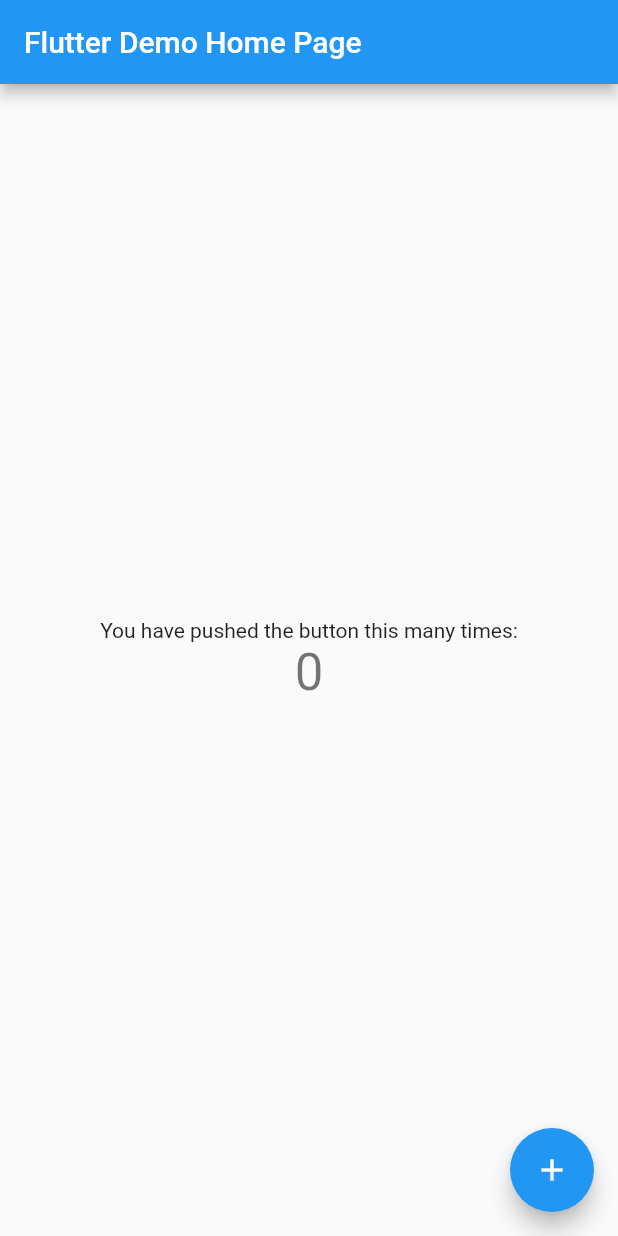
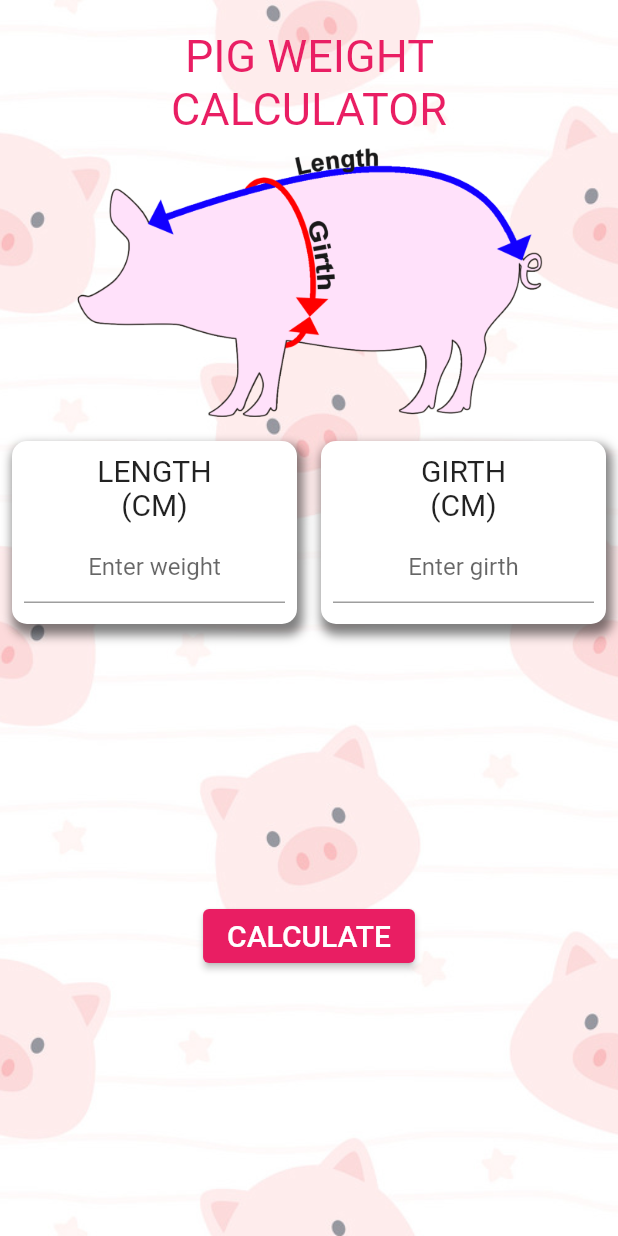
Before and after one commit to KKframe/midterm_620710038, a Flutter app: the screen it shows after launch, on a phone screen of 412 x 824 dp. Run offline on Flutter 3.47's test engine with Material 2 defaults, Android fonts, the phone set to English and light mode, and no system bars.

Commit message:
Initial commit

```diff
--- a/lib/main.dart
+++ b/lib/main.dart
@@ -1,17 +1,17 @@
 import 'package:flutter/material.dart';
+import 'package:flutter/cupertino.dart';
 
 void main() {
-  runApp(const MyApp());
+  runApp(MyApp());
 }
 
 class MyApp extends StatelessWidget {
-  const MyApp({Key? key}) : super(key: key);
+  MyApp({Key? key}) : super(key: key);
 
-  // This widget is the root of your application.
   @override
   Widget build(BuildContext context) {
     return MaterialApp(
-      title: 'Flutter Demo',
+      title: 'Pig Weight Calculator',
       theme: ThemeData(
         // This is the theme of your application.
         //
@@ -22,94 +22,233 @@
         // or simply save your changes to "hot reload" in a Flutter IDE).
         // Notice that the counter didn't reset back to zero; the application
         // is not restarted.
-        primarySwatch: Colors.blue,
+        primarySwatch: Colors.pink,
       ),
-      home: const MyHomePage(title: 'Flutter Demo Home Page'),
+      home: Pig(),
     );
   }
 }
 
-class MyHomePage extends StatefulWidget {
-  const MyHomePage({Key? key, required this.title}) : super(key: key);
-
-  // This widget is the home page of your application. It is stateful, meaning
-  // that it has a State object (defined below) that contains fields that affect
-  // how it looks.
-
-  // This class is the configuration for the state. It holds the values (in this
-  // case the title) provided by the parent (in this case the App widget) and
-  // used by the build method of the State. Fields in a Widget subclass are
-  // always marked "final".
-
-  final String title;
-
+class Pig extends StatelessWidget {
+  Pig({Key? key}) : super(key: key);
+  final lengthController = TextEditingController();
+  final girthController = TextEditingController(); //ตั้งตัวแปรระดับคลาส
   @override
-  State<MyHomePage> createState() => _MyHomePageState();
-}
-
-class _MyHomePageState extends State<MyHomePage> {
-  int _counter = 0;
-
-  void _incrementCounter() {
-    setState(() {
-      // This call to setState tells the Flutter framework that something has
-      // changed in this State, which causes it to rerun the build method below
-      // so that the display can reflect the updated values. If we changed
-      // _counter without calling setState(), then the build method would not be
-      // called again, and so nothing would appear to happen.
-      _counter++;
+  Widget build(BuildContext context) {
+    return Scaffold(
+      body: Container(
+        constraints: BoxConstraints.expand(),
+        decoration: BoxDecoration(
+          image: DecorationImage(
+            image: AssetImage('assets/images/bg.jpg'),
+            fit: BoxFit.cover,
+          ),
+        ),
+        child: Center(
+          child: Column(
+            children: [
+              SizedBox(
+                height: 20,
+              ),
+              Text(
+                'PIG WEIGHT ',
+                textAlign: TextAlign.center,
+                style: TextStyle(
+                  color: Colors.pink,
+                  fontSize: 30,
+                ),
+              ),
+              Text(
+                'CALCULATOR',
+                textAlign: TextAlign.center,
+                style: TextStyle(color: Colors.pink, fontSize: 30),
+              ),
+              Padding(
+                padding: const EdgeInsets.all(8.0),
+                child: Image.asset(
+                  'assets/images/pig.png',
+                  height: 180.0,
+                ),
+              ),
+              Row(
+                children: [
+                  buildExpandedLength(),
+                  buildExpandedGirth(),
+                ],
+              ),
+              Expanded(
+                child: Column(
+                  mainAxisAlignment: MainAxisAlignment.center,
+                  children: [
+                    Padding(
+                      padding: const EdgeInsets.all(16.0),
+                      child: ElevatedButton(
+                        onPressed: () {
+                          //โค้ดที่จะทำงานเมื่อกดปุ่ม
+                          var l = lengthController.text;
+                          var g = girthController.text;
+                          double? length = double.tryParse(l);
+                          double? girth = double.tryParse(g);
+                          if(length==null || girth==null){
+                            showDialog(context: context,  barrierDismissible: false,builder: (BuildContext context){
+                              return AlertDialog(
+                                title: Text('ERROR'),
+                                content:Text('Invalid input'),
+                                actions: [
+                                  TextButton(
+                                    onPressed: () {
+                                      Navigator.of(context).pop();
+                                    },
+                                    child: Text('OK'),
+                                  ),
+                                ],
+                              );
+                            });
+                          }else{
+                            var weight = (girth/100)*(girth/100)*(length/100)*69.3;
+                            //print(weight)
+                            var price = 112.50 * weight;
+                            var minW = 0.97 * weight;
+                            var maxW = 1.03 * weight;
+                            var minPrice = 0.97*price;
+                            var maxPrice = 1.03*price;
+                            showDialog(context: context,  barrierDismissible: false,builder: (BuildContext context){
+                              return AlertDialog(
+                                title: Row(
+                                  children: [
+                                    Image.asset('assets/images/ic_pig.png',height: 30,),
+                                    Text('RESULT'),
+                                  ],
+                                ),
+                                content:Text('Weight : ${minW.round()} - ${maxW.round()} kg \nPrice : ${minPrice.round()} - ${maxPrice.round()} Baht'),
+                                actions: [
+                                  TextButton(
+                                    onPressed: () {
+                                      Navigator.of(context).pop();
+                                    },
+                                    child: Text('OK'),
+                                  ),
+                                ],
+                              );
                             });
                           }
-
-  @override
-  Widget build(BuildContext context) {
-    // This method is rerun every time setState is called, for instance as done
-    // by the _incrementCounter method above.
-    //
-    // The Flutter framework has been optimized to make rerunning build methods
-    // fast, so that you can just rebuild anything that needs updating rather
-    // than having to individually change instances of widgets.
-    return Scaffold(
-      appBar: AppBar(
-        // Here we take the value from the MyHomePage object that was created by
-        // the App.build method, and use it to set our appbar title.
-        title: Text(widget.title),
+                        },
+                        child: Text(
+                          'CALCULATE',
+                          style: TextStyle(
+                            fontSize: 20,
+                            color: Colors.white,
                           ),
-      body: Center(
-        // Center is a layout widget. It takes a single child and positions it
-        // in the middle of the parent.
-        child: Column(
-          // Column is also a layout widget. It takes a list of children and
-          // arranges them vertically. By default, it sizes itself to fit its
-          // children horizontally, and tries to be as tall as its parent.
-          //
-          // Invoke "debug painting" (press "p" in the console, choose the
-          // "Toggle Debug Paint" action from the Flutter Inspector in Android
-          // Studio, or the "Toggle Debug Paint" command in Visual Studio Code)
-          // to see the wireframe for each widget.
-          //
-          // Column has various properties to control how it sizes itself and
-          // how it positions its children. Here we use mainAxisAlignment to
-          // center the children vertically; the main axis here is the vertical
-          // axis because Columns are vertical (the cross axis would be
-          // horizontal).
-          mainAxisAlignment: MainAxisAlignment.center,
-          children: <Widget>[
-            const Text(
-              'You have pushed the button this many times:',
                         ),
-            Text(
-              '$_counter',
-              style: Theme.of(context).textTheme.headline4,
+                      ),
                     ),
                   ],
                 ),
               ),
-      floatingActionButton: FloatingActionButton(
-        onPressed: _incrementCounter,
-        tooltip: 'Increment',
-        child: const Icon(Icons.add),
-      ), // This trailing comma makes auto-formatting nicer for build methods.
+            ],
+          ),
+        ),
+      ),
+    );
+  }
+
+  Expanded buildExpandedGirth() {
+    return Expanded(
+                  child: Padding(
+                    padding: const EdgeInsets.all(8.0),
+                    child: Container(
+                      decoration: BoxDecoration(
+                          color: Colors.white,
+                          borderRadius: BorderRadius.circular(10.0),
+                          boxShadow: [
+                            BoxShadow(
+                                color: Colors.black.withOpacity(0.5),
+                                offset: const Offset(2.0, 5.0), //ทิศทางของเงา,
+                                blurRadius: 5.0,
+                                spreadRadius: 2.0)
+                          ]
+                        //border: Border.all(width: 5.0, color: Colors.blue),
+                      ),
+                      child: Padding(
+                        padding: const EdgeInsets.all(8.0),
+                        child: Column(
+                          children: [
+                            Text(
+                              'GIRTH',
+                              textAlign: TextAlign.center,
+                              style: TextStyle(fontSize: 20),
+                            ),
+                            Text(
+                              '(CM)',
+                              textAlign: TextAlign.center,
+                              style: TextStyle(fontSize: 20),
+                            ),
+                            Padding(
+                              padding: const EdgeInsets.only(top:6.0,bottom: 6.0),
+                              child: TextField(
+                                textAlign: TextAlign.center,
+                                controller: girthController,
+                                decoration: const InputDecoration(
+                                  hintText: 'Enter girth',
+                                ),
+                              ),
+                            )
+                          ],
+                        ),
+                      ),
+                    ),
+                  ),
+
+                );
+  }
+
+  Expanded buildExpandedLength() {
+
+    return Expanded(
+                  child: Padding(
+                    padding: const EdgeInsets.all(8.0),
+                    child: Container(
+                      decoration: BoxDecoration(
+                        color: Colors.white,
+                        borderRadius: BorderRadius.circular(10.0),
+                          boxShadow: [
+                            BoxShadow(
+                                color: Colors.black.withOpacity(0.5),
+                                offset: const Offset(2.0, 5.0), //ทิศทางของเงา,
+                                blurRadius: 5.0,
+                                spreadRadius: 2.0)
+                          ]
+                        //border: Border.all(width: 5.0, color: Colors.blue),
+                      ),
+                      child: Padding(
+                        padding: const EdgeInsets.all(8.0),
+                        child: Column(
+                          children: [
+                            Text(
+                              'LENGTH',
+                              textAlign: TextAlign.center,
+                              style: TextStyle(fontSize: 20),
+                            ),
+                            Text(
+                              '(CM)',
+                              textAlign: TextAlign.center,
+                              style: TextStyle(fontSize: 20),
+                            ),
+                            Padding(
+                              padding: const EdgeInsets.symmetric(vertical: 6),
+                              child: TextField(
+                                textAlign: TextAlign.center,
+                                controller: lengthController,
+                                decoration: const InputDecoration(
+                                  hintText: 'Enter weight',
+                                ),
+                                ),
+                            ),
+                          ],
+                        ),
+                      ),
+                    ),
+                  ),
                 );
   }
 }
--- a/pubspec.yaml
+++ b/pubspec.yaml
@@ -59,7 +59,7 @@
 
   # To add assets to your application, add an assets section, like this:
   assets:
-     - assets/imgs/
+     - assets/images/
   #   - images/a_dot_burr.jpeg
   #   - images/a_dot_ham.jpeg
 
```
Also changed, not shown: assets/images/bg.jpg (added), assets/images/ic_pig.png (added), assets/images/pig.png (added). Lines whose indentation alone changed are shown as unchanged.
